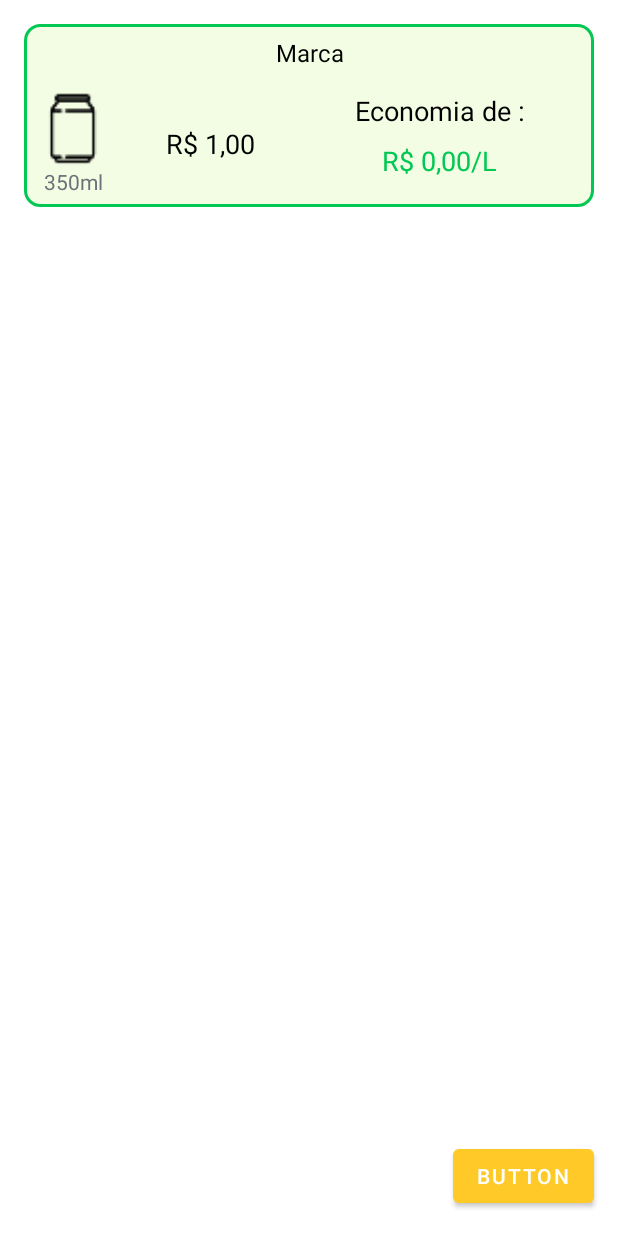
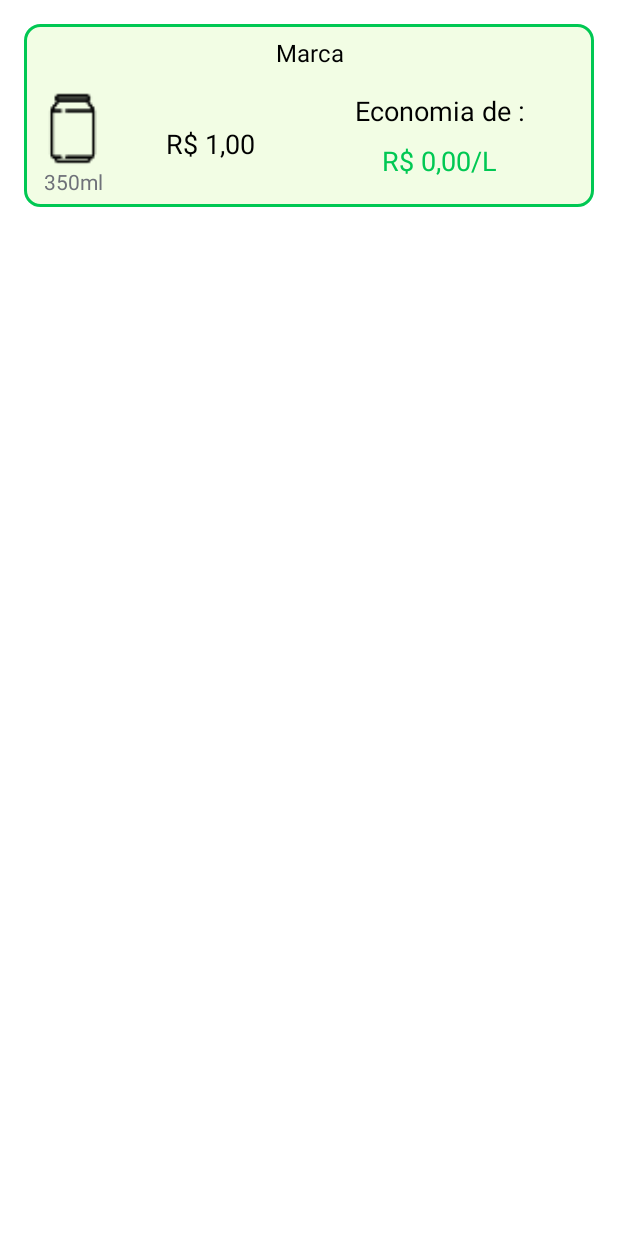
Before and after one commit to beerMais/beerMais-android, an Android app: the layout content_home.xml on its own in the app's theme, with its tools: preview values and no code run, on a phone screen of 412 x 824 dp. Run offline under Robolectric (Android 15) with nearby library versions, the phone set to English and light mode, and no system bars.

Commit message:
Changed toolbar to show add button

```diff
--- a/app/src/main/res/layout/content_home.xml
+++ b/app/src/main/res/layout/content_home.xml
@@ -9,12 +9,6 @@
         tools:showIn="@layout/app_bar_home"
         tools:context=".Home">
 
-    <Button
-            android:text="Button"
-            android:layout_width="wrap_content"
-            android:layout_height="wrap_content" android:id="@+id/open_modal" android:layout_marginBottom="8dp"
-            app:layout_constraintBottom_toBottomOf="@+id/beer_recyclerView"
-            app:layout_constraintEnd_toEndOf="@+id/beer_recyclerView" android:layout_marginEnd="8dp"/>
     <view android:layout_width="0dp" android:layout_height="122dp"
           class="android.support.v4.view.ViewPager"
           app:layout_constraintTop_toTopOf="parent"
--- a/app/src/main/res/menu/home.xml
+++ b/app/src/main/res/menu/home.xml
@@ -2,7 +2,8 @@
 <menu xmlns:android="http://schemas.android.com/apk/res/android"
       xmlns:app="http://schemas.android.com/apk/res-auto">
     <item android:id="@+id/action_settings"
-          android:title="teste"
+          android:icon="@drawable/add_icon"
+          android:title="Novo"
           android:orderInCategory="100"
-          app:showAsAction="never"/>
+          app:showAsAction="always"/>
 </menu>
```
Also changed, not shown: app/src/main/java/br/com/joseneves/beerMais/ios/home.kt (+10 -22 lines).
